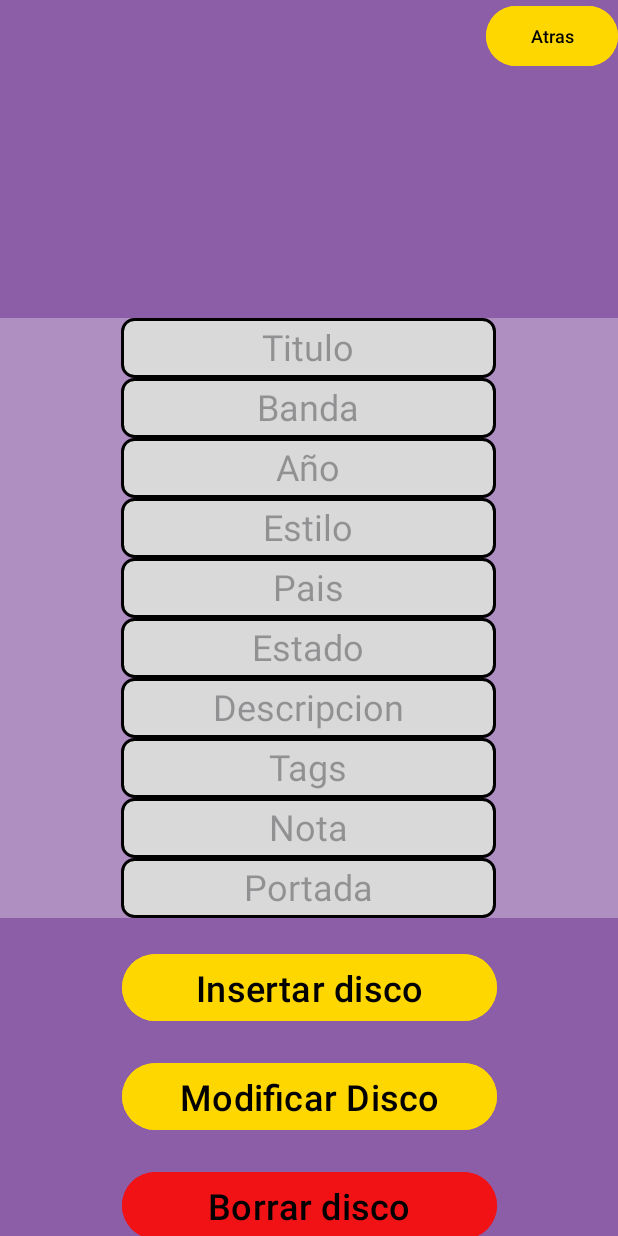
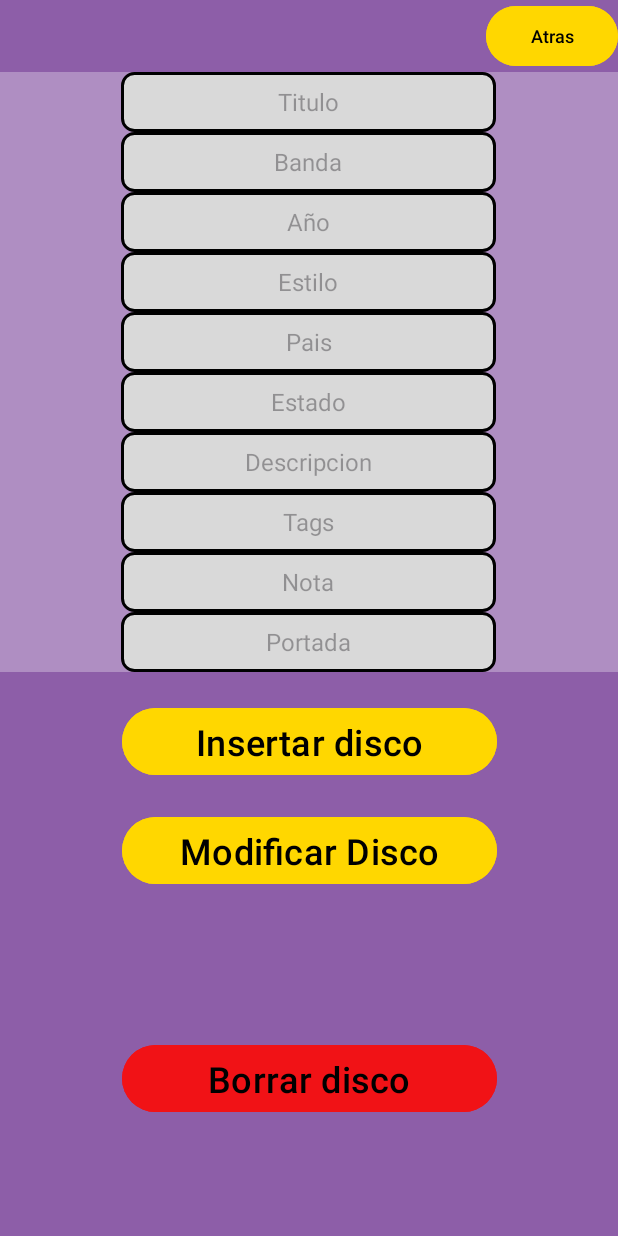
Before and after one commit to EgoiSanchez/App_DI, an Android app: the layout fragment_agregar_disco6.xml on its own in the app's theme, with its tools: preview values and no code run, on a phone screen of 412 x 824 dp. Run offline under Robolectric (Android 15) with nearby library versions, the phone set to English and light mode, and no system bars.

Commit message:
agrega disco, muestra detalles correctamente y agregados unos cuantos botones hacia atras

```diff
--- a/app/src/main/java/com/example/albumeter/BBDD/AlbumDAO.kt
+++ b/app/src/main/java/com/example/albumeter/BBDD/AlbumDAO.kt
@@ -13,4 +13,7 @@ interface AlbumDAO {
 
     @Insert
     suspend fun insertarAlbum(miAlbum: Album)
+
+    @Query("SELECT * FROM Albumes where id like :id")
+    fun buscarPorId(id:Int): Flow<Album>
 }
--- a/app/src/main/java/com/example/albumeter/MenuPrincipalFragment3.kt
+++ b/app/src/main/java/com/example/albumeter/MenuPrincipalFragment3.kt
@@ -6,6 +6,7 @@ import android.view.LayoutInflater
 import android.view.Menu
 import android.view.View
 import android.view.ViewGroup
+import androidx.core.view.setPadding
 import androidx.navigation.fragment.findNavController
 import com.example.albumeter.databinding.FragmentMenuPrincipal3Binding
 import com.example.albumeter.databinding.FragmentMenuRegistro2Binding
@@ -47,6 +48,9 @@ class MenuPrincipalFragment3 : Fragment() {
         binding.botonAgregarDisco.setOnClickListener{
             findNavController().navigate(R.id.action_menuPrincipalFragment3_to_agregarDiscoFragment6)
         }
+        binding.botonAtrasMenuPrincipal3.setOnClickListener{
+            findNavController().popBackStack()
+        }
 
 
 
--- a/app/src/main/res/layout/fragment_agregar_disco6.xml
+++ b/app/src/main/res/layout/fragment_agregar_disco6.xml
@@ -26,10 +26,10 @@
         android:background="@color/MoradoSecundario"
         android:gravity="center"
         android:orientation="vertical"
-        app:layout_constraintBottom_toBottomOf="parent"
+        app:layout_constraintBottom_toTopOf="@+id/botonInsertarDisco"
         app:layout_constraintEnd_toEndOf="parent"
         app:layout_constraintStart_toStartOf="parent"
-        app:layout_constraintTop_toTopOf="parent">
+        app:layout_constraintTop_toBottomOf="@+id/botonAtrasAgregarDisco">
 
         <EditText
             android:id="@+id/EditTextTituloDisco"
@@ -39,7 +39,7 @@
             android:gravity="center"
             android:hint="@string/titulo"
             android:textAlignment="center"
-            android:textSize="24sp"
+            android:textSize="16sp"
             app:layout_constraintBottom_toTopOf="@+id/EditTextNombreBanda"
             app:layout_constraintEnd_toEndOf="parent"
             app:layout_constraintStart_toStartOf="parent"
@@ -53,7 +53,7 @@
             android:gravity="center"
             android:hint="@string/banda"
             android:textAlignment="center"
-            android:textSize="24sp"
+            android:textSize="16sp"
             app:layout_constraintBottom_toTopOf="@+id/EditTextAno"
             app:layout_constraintEnd_toEndOf="parent"
             app:layout_constraintStart_toStartOf="parent" />
@@ -66,7 +66,7 @@
             android:gravity="center"
             android:hint="@string/a_o"
             android:textAlignment="center"
-            android:textSize="24sp"
+            android:textSize="16sp"
             app:layout_constraintBottom_toTopOf="@+id/EditTextEstilo"
             app:layout_constraintEnd_toEndOf="parent"
             app:layout_constraintStart_toStartOf="parent" />
@@ -79,7 +79,7 @@
             android:gravity="center"
             android:hint="@string/estilo"
             android:textAlignment="center"
-            android:textSize="24sp"
+            android:textSize="16sp"
             app:layout_constraintBottom_toBottomOf="parent"
             app:layout_constraintEnd_toEndOf="parent"
             app:layout_constraintStart_toStartOf="parent" />
@@ -92,7 +92,7 @@
             android:gravity="center"
             android:hint="@string/pais"
             android:textAlignment="center"
-            android:textSize="24sp"
+            android:textSize="16sp"
             app:layout_constraintBottom_toBottomOf="parent"
             app:layout_constraintEnd_toEndOf="parent"
             app:layout_constraintStart_toStartOf="parent" />
@@ -105,7 +105,7 @@
             android:gravity="center"
             android:hint="@string/estado"
             android:textAlignment="center"
-            android:textSize="24sp"
+            android:textSize="16sp"
             app:layout_constraintBottom_toBottomOf="parent"
             app:layout_constraintEnd_toEndOf="parent"
             app:layout_constraintStart_toStartOf="parent" />
@@ -118,7 +118,7 @@
             android:gravity="center"
             android:hint="@string/descripcion"
             android:textAlignment="center"
-            android:textSize="24sp"
+            android:textSize="16sp"
             app:layout_constraintBottom_toBottomOf="parent"
             app:layout_constraintEnd_toEndOf="parent"
             app:layout_constraintStart_toStartOf="parent" />
@@ -131,7 +131,7 @@
             android:gravity="center"
             android:hint="@string/tags"
             android:textAlignment="center"
-            android:textSize="24sp"
+            android:textSize="16sp"
             app:layout_constraintBottom_toBottomOf="parent"
             app:layout_constraintEnd_toEndOf="parent"
             app:layout_constraintStart_toStartOf="parent" />
@@ -144,7 +144,7 @@
             android:gravity="center"
             android:hint="@string/nota"
             android:textAlignment="center"
-            android:textSize="24sp"
+            android:textSize="16sp"
             app:layout_constraintBottom_toBottomOf="parent"
             app:layout_constraintEnd_toEndOf="parent"
             app:layout_constraintStart_toStartOf="parent" />
@@ -157,7 +157,7 @@
             android:gravity="center"
             android:hint="@string/portada"
             android:textAlignment="center"
-            android:textSize="24sp"
+            android:textSize="16sp"
             app:layout_constraintBottom_toBottomOf="parent"
             app:layout_constraintEnd_toEndOf="parent"
             app:layout_constraintStart_toStartOf="parent"
@@ -201,7 +201,8 @@
         android:layout_marginTop="20dp"
         app:layout_constraintEnd_toEndOf="parent"
         app:layout_constraintStart_toStartOf="parent"
-        app:layout_constraintTop_toBottomOf="@+id/botonModificarDisco" />
+        app:layout_constraintTop_toBottomOf="@+id/botonModificarDisco"
+        app:layout_constraintBottom_toBottomOf="parent"/>
 
 
 </androidx.constraintlayout.widget.ConstraintLayout>
--- a/app/src/main/res/layout/recycler_view_disco.xml
+++ b/app/src/main/res/layout/recycler_view_disco.xml
@@ -80,7 +80,7 @@
         android:textSize="24sp"/>
 
     <Button
-        android:id="@+id/botonAtrasMenuPrincipal"
+        android:id="@+id/botonDetallesRecyclerView"
         android:layout_width="wrap_content"
         android:layout_height="wrap_content"
         android:backgroundTint="@color/AmarilloBoton"
--- a/app/src/main/res/navigation/nav_graph.xml
+++ b/app/src/main/res/navigation/nav_graph.xml
@@ -75,7 +75,12 @@
         android:id="@+id/agregarDiscoFragment6"
         android:name="com.example.albumeter.AgregarDiscoFragment6"
         android:label="fragment_agregar_disco6"
+
         tools:layout="@layout/fragment_agregar_disco6">
+
+        <argument
+            android:name="id"
+            app:argType="integer" />
 
         <action
             android:id="@+id/action_agregarDiscoFragment6_to_misDiscosContenedor4"
```
Also changed, not shown: app/src/main/java/com/example/albumeter/AgregarDiscoFragment6.kt (+60 -13 lines), app/src/main/java/com/example/albumeter/BBDD/BBDD.kt (+12 -4 lines), app/src/main/java/com/example/albumeter/BBDD/Repositorio.kt (+19 -2 lines), app/src/main/java/com/example/albumeter/MainActivity.kt (+16 -3 lines), app/src/main/java/com/example/albumeter/MisDiscosContenedor4.kt (+9 -1 lines), app/src/main/java/com/example/albumeter/Modelo/VM.kt (+22 -4 lines), app/src/main/java/com/example/albumeter/recyclerView/Adaptador.kt (+12 -7 lines).
